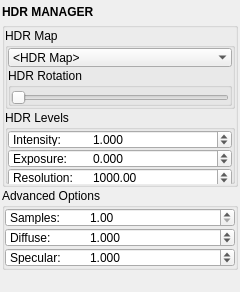
First picture: the form in mayatk/light_utils/hdr_manager.ui, repository m3trik/mayatk, before the edit.
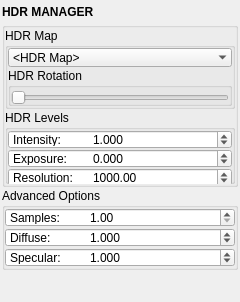
Second picture: the form after the edit. Custom widgets are drawn as their Qt base class.

Diff of the .ui file:
```diff
--- a/mayatk/light_utils/hdr_manager.ui
+++ b/mayatk/light_utils/hdr_manager.ui
@@ -522,6 +522,9 @@
         <property name="orientation">
          <enum>Qt::Vertical</enum>
         </property>
+        <property name="sizeType">
+         <enum>QSizePolicy::Fixed</enum>
+        </property>
         <property name="sizeHint" stdset="0">
          <size>
           <width>0</width>
```
Left out of the diff: 6 changed lines with no effect on the pictures.
